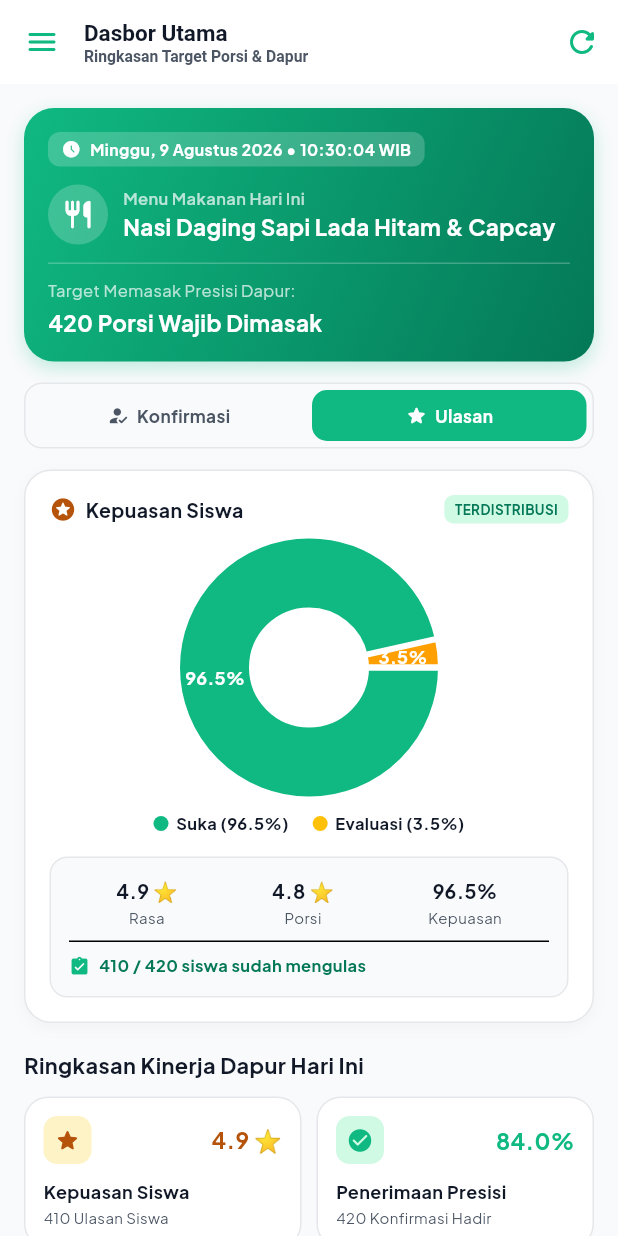
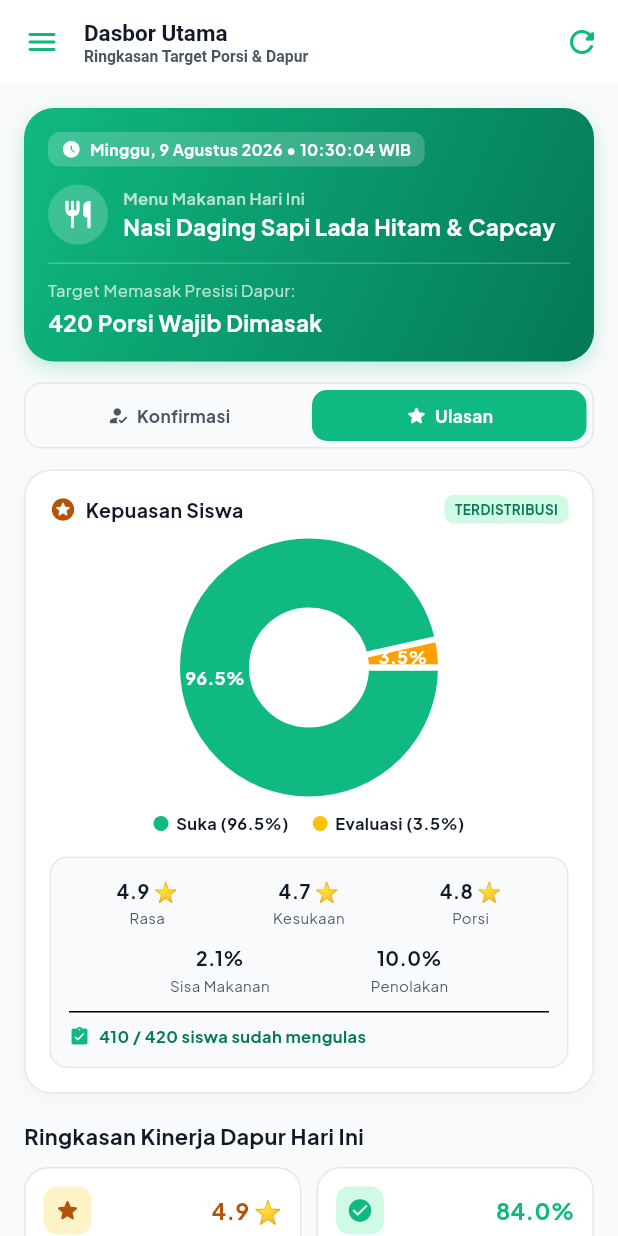
Before and after one commit to Daffarael/MBGTrust, a Flutter app: the EstimationScreen screen opened by its route, after a tap on "Konfirmasi", after a tap on "Ulasan", on a phone screen of 412 x 824 dp. Run offline on Flutter 3.47's test engine with Material 3 defaults, Android fonts, the phone set to English and light mode, and no system bars; drawn by our look-alikes of fl_chart; our stand-ins replace dio, flutter_riverpod, flutter_secure_storage, go_router, google_fonts; accounts and stored records are empty; network calls fail.

Commit message:
feat(dashboard): show all 5 evaluation criteria (Rasa, Kesukaan, Porsi, Sisa Makanan, Penolakan) in Ulasan tab matching recommendation page

```diff
--- a/mbgtrust-frontend/lib/features/production/presentation/estimation_screen.dart
+++ b/mbgtrust-frontend/lib/features/production/presentation/estimation_screen.dart
@@ -869,15 +869,25 @@ class _EstimationScreenState extends State<EstimationScreen> {
             ),
             child: Column(
               children: [
+                // Baris 1: Rasa, Kesukaan, Porsi
                 Row(
                   mainAxisAlignment: MainAxisAlignment.spaceAround,
                   children: [
                     _buildSubMetric('Rasa', '4.9 ⭐'),
+                    _buildSubMetric('Kesukaan', '4.7 ⭐'),
                     _buildSubMetric('Porsi', '4.8 ⭐'),
-                    _buildSubMetric('Kepuasan', '96.5%'),
                   ],
                 ),
-                const SizedBox(height: 8),
+                const SizedBox(height: 10),
+                // Baris 2: Sisa Makanan, Penolakan
+                Row(
+                  mainAxisAlignment: MainAxisAlignment.spaceEvenly,
+                  children: [
+                    _buildSubMetric('Sisa Makanan', '2.1%'),
+                    _buildSubMetric('Penolakan', '10.0%'),
+                  ],
+                ),
+                const SizedBox(height: 10),
                 const Divider(height: 1),
                 const SizedBox(height: 8),
                 Row(
```
